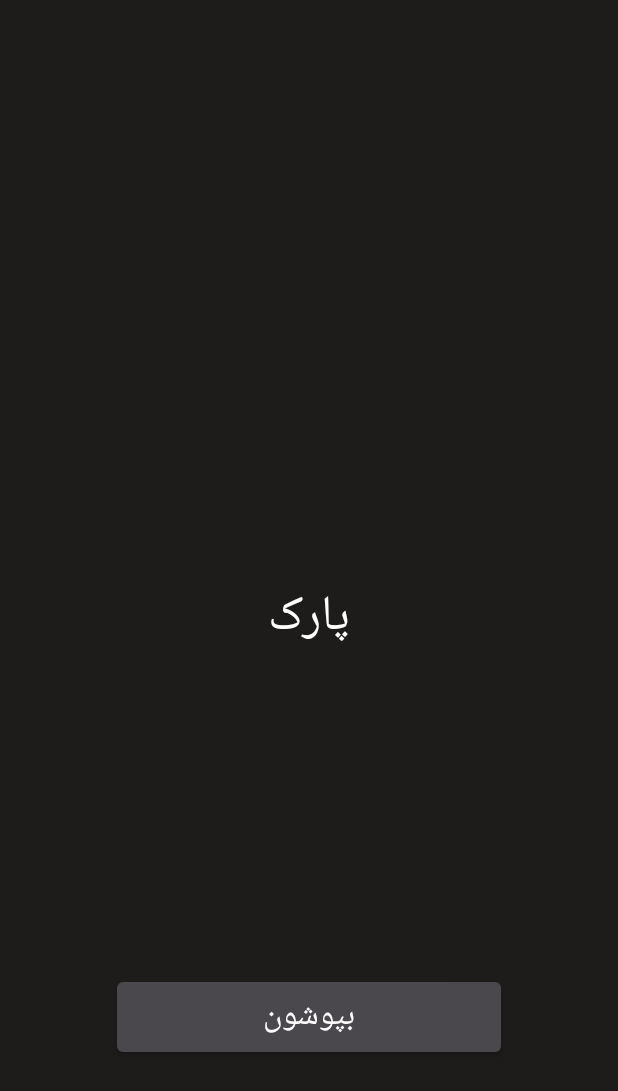
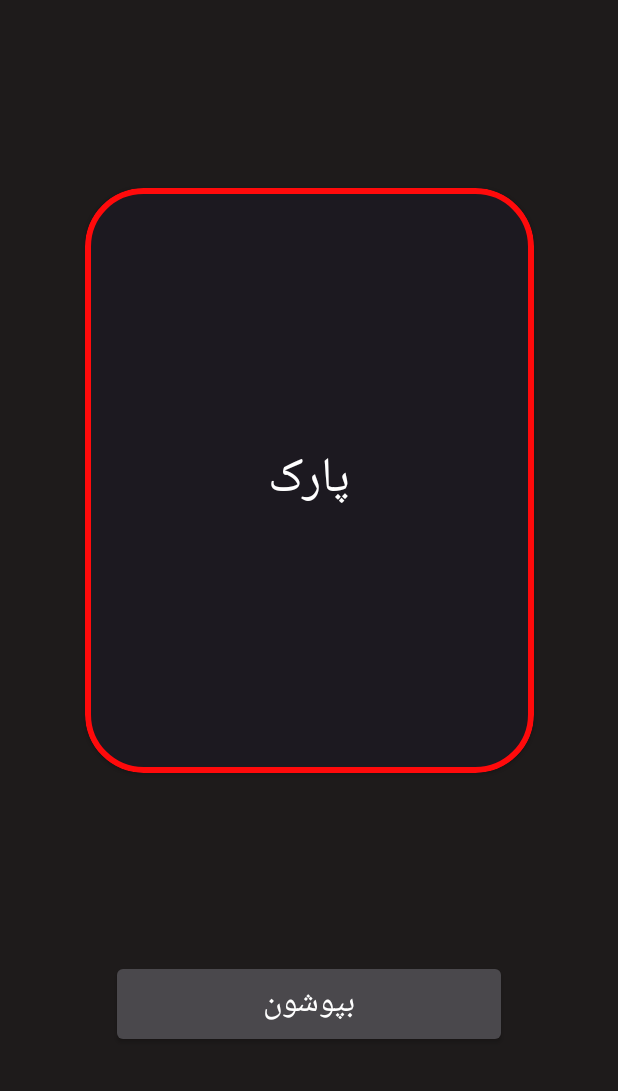
Before and after one commit to Android-sadjad/Spy, an Android app: the GameActivity screen opened directly, with no data from a screen before it, after a tap on "برگردون", on a phone screen of 412 x 824 dp. Shown: the top 1091 px of the screen. Run offline under Robolectric (Android 15) with nearby library versions, the phone set to English and light mode, and no system bars; our stand-ins replace sdp/ssp sizes.

Commit message:
game activity fix

```diff
--- a/app/src/main/AndroidManifest.xml
+++ b/app/src/main/AndroidManifest.xml
@@ -7,7 +7,7 @@
         android:icon="@mipmap/ic_launcher"
         android:label="@string/app_name"
         android:roundIcon="@mipmap/ic_launcher_round"
-        android:supportsRtl="true"
+        android:supportsRtl="false"
         android:theme="@style/Theme.Spy">
         <activity
             android:name=".Activities.GameActivity"
--- a/app/src/main/java/com/example/spy/Activities/GameActivity.java
+++ b/app/src/main/java/com/example/spy/Activities/GameActivity.java
@@ -3,8 +3,11 @@ package com.example.spy.Activities;
 import androidx.appcompat.app.AppCompatActivity;
 
 import android.os.Bundle;
+import android.os.CountDownTimer;
+import android.os.Handler;
 import android.view.View;
 import android.widget.Button;
+import android.widget.ImageView;
 import android.widget.TextView;
 import android.widget.Toast;
 
@@ -20,20 +23,26 @@ public class GameActivity extends AppCompatActivity {
 
     int randomName;
     ArrayList<Integer> randomSpy;
-    ArrayList<String> nameList;
+    private ArrayList<String> nameList;
 
-    int counterPlayer=0;
-    int counter=0;
+    private int counterPlayer = 0;
+    private int counter = 0;
 
 
+    CountDownTimer countDownTimer;
 
-    NumbersModel numbersModel;
+    private Boolean timeRunning;
 
-    TextView tvNameObject;
-    Button btnNextPlayer;
+    private NumbersModel numbersModel;
+
+    private TextView tvNameObject;
+    private TextView tvNextPlayer;
+    private Button btnNextPlayer;
+    private ImageView ivLogoCard;
 
     String nameObject;
 
+    private long timerSize;
 
     @Override
     protected void onCreate(Bundle savedInstanceState) {
@@ -48,49 +57,52 @@ public class GameActivity extends AppCompatActivity {
     }
 
 
-
     private void findViews() {
         tvNameObject = findViewById(R.id.tv_name_object);
         btnNextPlayer = findViewById(R.id.next_btn);
+        ivLogoCard = findViewById(R.id.iv_logo_card);
+        tvNextPlayer = findViewById(R.id.tv_next_player);
     }
 
     private void init() {
-        numbersModel=new NumbersModel(GameActivity.this);
-        randomSpy=new ArrayList<Integer>();
-        nameList=new ArrayList<String>();
+        numbersModel = new NumbersModel(GameActivity.this);
+        randomSpy = new ArrayList<Integer>();
+        nameList = new ArrayList<String>();
 
-        String[] locationList=getResources().getStringArray(R.array.location_list);
+        timerSize = (int) numbersModel.getTimerValue() * 60000;
+
+        String[] locationList = getResources().getStringArray(R.array.location_list);
 
         randomName = new Random().nextInt() % locationList.length;
-        if (randomName<0){
-            randomName*=-1;
+        if (randomName < 0) {
+            randomName *= -1;
         }
-        nameObject=locationList[randomName];
+        nameObject = locationList[randomName];
 
-        int spyNumber=numbersModel.getSpyNumber();
-        int playerNumber=numbersModel.getPlayerNumber();
+        int spyNumber = numbersModel.getSpyNumber();
+        int playerNumber = numbersModel.getPlayerNumber();
 
 
-        for (int i=0;i<spyNumber;i++){
+        for (int i = 0; i < spyNumber; i++) {
 
-            int rand=new Random().nextInt() % playerNumber;
+            int rand = new Random().nextInt() % playerNumber;
 
-            if (rand<0){
-                rand*=-1;
+            if (rand < 0) {
+                rand *= -1;
             }
 
-            if (randomSpy.contains(rand)){
+            if (randomSpy.contains(rand)) {
                 i--;
-            }else
-            randomSpy.add(rand);
+            } else
+                randomSpy.add(rand);
         }
 
 
-        for (int i=0;i<playerNumber;i++){
-            if(randomSpy.contains(i)){
+        for (int i = 0; i < playerNumber; i++) {
+            if (randomSpy.contains(i)) {
                 nameList.add(getString(R.string.you_are_spy));
-            }else
-            nameList.add(nameObject);
+            } else
+                nameList.add(nameObject);
         }
 
 
@@ -101,21 +113,31 @@ public class GameActivity extends AppCompatActivity {
         btnNextPlayer.setOnClickListener(new View.OnClickListener() {
             @Override
             public void onClick(View v) {
-                if (btnNextPlayer.getText().equals(getString(R.string.close))){
-                  finish();
+                if (btnNextPlayer.getText().equals(getString(R.string.close))) {
+                    finish();
                 }
                 counterPlayer++;
-                if (counterPlayer%2==0 && counterPlayer<=(numbersModel.getPlayerNumber())*2-1){
+                if (counterPlayer % 2 == 0 && counterPlayer <= (numbersModel.getPlayerNumber()) * 2 - 1) {
+
+                    ivLogoCard.setVisibility(View.VISIBLE);
+                    tvNextPlayer.setVisibility(View.VISIBLE);
+                    tvNameObject.setVisibility(View.GONE);
                     tvNameObject.setText(R.string.get_to_next_player);
                     btnNextPlayer.setText(R.string.button_turn_around);
-                }else if(counterPlayer%2!=0 && counterPlayer<=(numbersModel.getPlayerNumber())*2-1){
 
+                } else if (counterPlayer % 2 != 0 && counterPlayer <= (numbersModel.getPlayerNumber()) * 2 - 1) {
+                    tvNextPlayer.setVisibility(View.GONE);
+                    ivLogoCard.setVisibility(View.GONE);
+                    tvNameObject.setVisibility(View.VISIBLE);
 
                     tvNameObject.setText(nameList.get(counter++));
                     btnNextPlayer.setText(R.string.button_cover_up);
-                }else {
+                } else {
+
+                    tvNextPlayer.setVisibility(View.GONE);
+                    ivLogoCard.setVisibility(View.GONE);
                     btnNextPlayer.setText(R.string.close);
-                    tvNameObject.setText("تایمر");
+                    startTimer();
 
                 }
 
@@ -126,6 +148,35 @@ public class GameActivity extends AppCompatActivity {
 
     }
 
+    private void startTimer() {
+        countDownTimer = new CountDownTimer(timerSize, 1000) {
+            @Override
+            public void onTick(long millisUntilFinished) {
+                timerSize = millisUntilFinished;
+                updateTimer();
+            }
+
+            @Override
+            public void onFinish() {
+                tvNameObject.setText("پایان");
+            }
+        }.start();
+
+    }
+
+
+    private void updateTimer() {
+        int minutes = (int) timerSize / 60000;
+        int seconds = (int) timerSize % 60000 / 1000;
+        String timeLeftText;
+        timeLeftText = "" + minutes;
+        timeLeftText += ":";
+        if (seconds < 10) {
+            timeLeftText += "0";
+        }
+        timeLeftText += seconds;
+        tvNameObject.setText(timeLeftText);
+    }
 
     @Override
     public void onBackPressed() {
--- a/app/src/main/res/layout/activity_game.xml
+++ b/app/src/main/res/layout/activity_game.xml
@@ -10,24 +10,68 @@
 
 
     <TextView
+
         android:layout_width="wrap_content"
         android:layout_height="wrap_content"
+        android:text="@string/get_to_next_player"
         android:textColor="@color/white"
-        android:text="@string/click_for_start"
+        android:textSize="@dimen/tv_next_player_text_size"
+       android:layout_marginBottom="@dimen/_10sdp"
+     app:layout_constraintBottom_toTopOf="@id/next_btn"
+        app:layout_constraintRight_toRightOf="parent"
+        app:layout_constraintLeft_toLeftOf="parent"
+        android:id="@+id/tv_next_player"
+        android:visibility="gone"
+
+        />
+
+
+
+    <com.google.android.material.card.MaterialCardView
+        android:id="@+id/cv_card_game"
+        android:layout_width="@dimen/cv_game_width"
+        android:layout_height="@dimen/cv_game_height"
         app:layout_constraintTop_toTopOf="parent"
         app:layout_constraintRight_toRightOf="parent"
         app:layout_constraintLeft_toLeftOf="parent"
-        app:layout_constraintBottom_toBottomOf="parent"
-        android:textSize="@dimen/tv_name_game_text_size"
-        android:id="@+id/tv_name_object"
-        />
+        app:layout_constraintBottom_toTopOf="@id/next_btn"
+        android:backgroundTint="@color/splash_bg_color"
+        app:strokeColor="@color/red_base"
+        app:strokeWidth="@dimen/cv_strock_width"
+        app:cardCornerRadius="@dimen/card_corner_radius_game"
+        android:elevation="@dimen/cv_elevation"
+        >
+
+
+        <TextView
+            android:layout_width="match_parent"
+            android:layout_height="match_parent"
+            android:textColor="@color/white"
+            android:text="@string/click_for_start"
+        android:gravity="center"
+            android:textSize="@dimen/tv_name_game_text_size"
+            android:id="@+id/tv_name_object"
+            android:visibility="gone"
+            />
+
+        <ImageView
+            android:layout_width="@dimen/iv_logo_game_width"
+            android:layout_height="@dimen/iv_logo_game_height"
+            android:src="@drawable/red_logo_card"
+            android:layout_gravity="center"
+            android:id="@+id/iv_logo_card"
+            />
+
+
+
+    </com.google.android.material.card.MaterialCardView>
+
 
 
     <Button
         android:layout_width="match_parent"
         android:layout_height="@dimen/start_game_button_height"
-        android:layout_marginTop="@dimen/_70sdp"
-        app:layout_constraintTop_toBottomOf="@id/tv_name_object"
+        app:layout_constraintTop_toBottomOf="@id/cv_card_game"
         app:layout_constraintBottom_toBottomOf="parent"
         android:layout_marginHorizontal="@dimen/_60sdp"
         android:text="@string/button_turn_around"
--- a/app/src/main/res/values-night/themes.xml
+++ b/app/src/main/res/values-night/themes.xml
@@ -2,12 +2,12 @@
     <!-- Base application theme. -->
     <style name="Theme.Spy" parent="Theme.MaterialComponents.DayNight.NoActionBar">
         <!-- Primary brand color. -->
-        <item name="colorPrimary">@color/purple_200</item>
-        <item name="colorPrimaryVariant">@color/purple_700</item>
-        <item name="colorOnPrimary">@color/black</item>
+        <item name="colorPrimary">#4A484C</item>
+        <item name="colorPrimaryVariant">#1C1C1C</item>
+        <item name="colorOnPrimary">@color/white</item>
         <!-- Secondary brand color. -->
         <item name="colorSecondary">@color/teal_200</item>
-        <item name="colorSecondaryVariant">@color/teal_200</item>
+        <item name="colorSecondaryVariant">@color/teal_700</item>
         <item name="colorOnSecondary">@color/black</item>
         <!-- Status bar color. -->
         <item name="android:statusBarColor" tools:targetApi="l">?attr/colorPrimaryVariant</item>
--- a/app/src/main/res/values/colors.xml
+++ b/app/src/main/res/values/colors.xml
@@ -13,6 +13,7 @@
 
     <color name="main_bg_color">#1E1B1B</color>
     <color name="splash_bg_color">#1C1920</color>
+    <color name="red_base">#FF0A0B</color>
 
 
 
--- a/app/src/main/res/values/dimens.xml
+++ b/app/src/main/res/values/dimens.xml
@@ -31,6 +31,14 @@
 
     <!--game_activityr-->
     <dimen name="tv_name_game_text_size">@dimen/_25ssp</dimen>
+    <dimen name="tv_next_player_text_size">@dimen/_20ssp</dimen>
+    <dimen name="cv_game_width">@dimen/_230sdp</dimen>
+    <dimen name="cv_game_height">@dimen/_300sdp</dimen>
+    <dimen name="cv_strock_width">@dimen/_3sdp</dimen>
+    <dimen name="card_corner_radius_game">@dimen/_30sdp</dimen>
+    <dimen name="cv_elevation">@dimen/_10sdp</dimen>
+    <dimen name="iv_logo_game_width">@dimen/_120sdp</dimen>
+    <dimen name="iv_logo_game_height">@dimen/_120sdp</dimen>
 
 
 
--- a/app/src/main/res/values/strings.xml
+++ b/app/src/main/res/values/strings.xml
@@ -25,6 +25,7 @@
     <string name="get_to_next_player">دستگاه را به نفر بعدی بدهید</string>
     <string name="close">بستن</string>
     <string name="you_are_spy">شما جاسوس هستید</string>
+
 
 
 
```
Also changed, not shown: app/src/main/res/drawable/red_logo_card.png (added).
